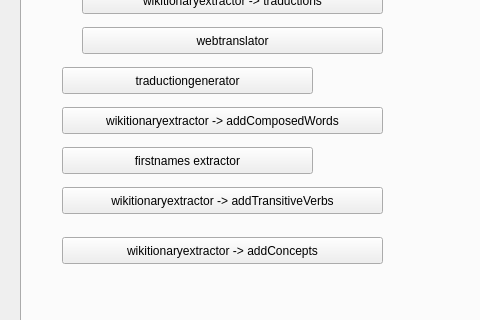
Qt form databasegeneratorprepocessing/databasegeneratorprepocessinggui/src/dbGeneratorpreprocessingwindow.ui (carloacu/onsem) before a commit; both pictures show x 0 to 480 and y 248 to 568 of the 1311 by 708 pixel window.
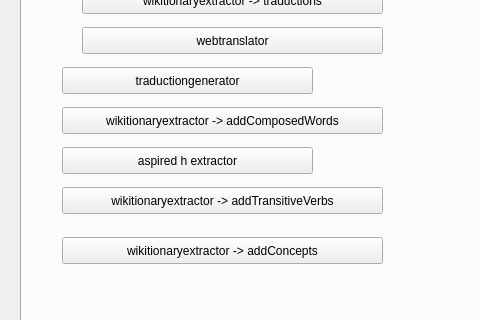
The same form after that commit.

The edit to the form file:
```diff
--- a/databasegeneratorprepocessing/databasegeneratorprepocessinggui/src/dbGeneratorpreprocessingwindow.ui
+++ b/databasegeneratorprepocessing/databasegeneratorprepocessinggui/src/dbGeneratorpreprocessingwindow.ui
@@ -485,7 +485,7 @@
        </rect>
       </property>
       <property name="text">
-       <string>firstnames extractor</string>
+       <string>aspired h extractor</string>
       </property>
      </widget>
      <widget class="QPushButton" name="pushButton_9">
```
